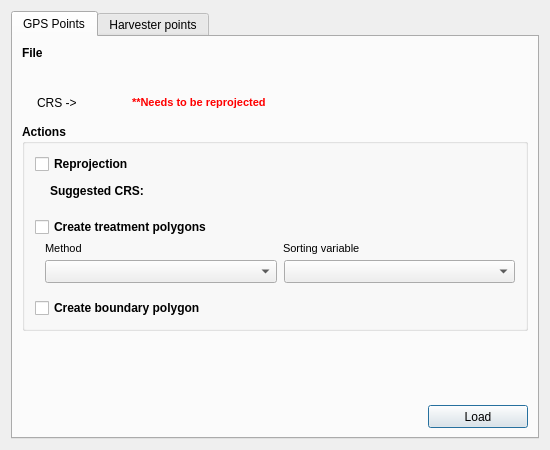
First picture: the form in gui/layer_manager/load_files.ui, repository franciscocamellon/lallemand_plant_care, before the edit.
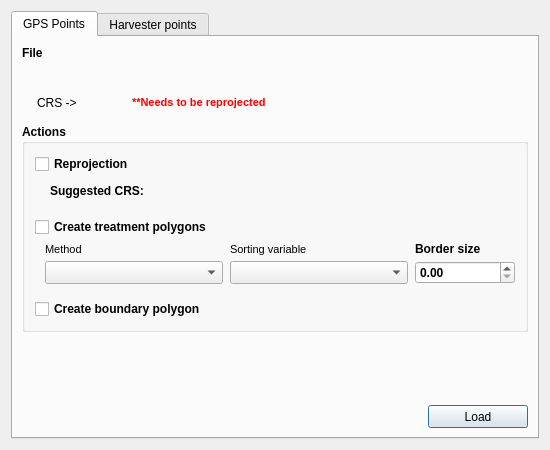
Second picture: the form after the edit. Custom widgets are drawn as their Qt base class.

The edit to the form file:
```diff
--- a/gui/layer_manager/load_files.ui
+++ b/gui/layer_manager/load_files.ui
@@ -474,6 +474,22 @@
                   </property>
                  </widget>
                 </item>
+                <item>
+                 <widget class="QLabel" name="borderSizeLabel">
+                  <property name="maximumSize">
+                   <size>
+                    <width>100</width>
+                    <height>16777215</height>
+                   </size>
+                  </property>
+                  <property name="styleSheet">
+                   <string notr="true">font: 8pt &quot;MS Shell Dlg 2&quot;</string>
+                  </property>
+                  <property name="text">
+                   <string>Border size</string>
+                  </property>
+                 </widget>
+                </item>
                </layout>
               </item>
               <item>
@@ -492,6 +508,9 @@
                     <height>23</height>
                    </size>
                   </property>
+                  <property name="styleSheet">
+                   <string notr="true">font: 8pt &quot;MS Shell Dlg 2&quot;</string>
+                  </property>
                  </widget>
                 </item>
                 <item>
@@ -502,6 +521,22 @@
                     <height>23</height>
                    </size>
                   </property>
+                  <property name="styleSheet">
+                   <string notr="true">font: 8pt &quot;MS Shell Dlg 2&quot;</string>
+                  </property>
+                 </widget>
+                </item>
+                <item>
+                 <widget class="QDoubleSpinBox" name="borderSizeSpinBox">
+                  <property name="maximumSize">
+                   <size>
+                    <width>100</width>
+                    <height>16777215</height>
+                   </size>
+                  </property>
+                  <property name="styleSheet">
+                   <string notr="true">font: 8pt &quot;MS Shell Dlg 2&quot;</string>
+                  </property>
                  </widget>
                 </item>
                </layout>
```
Left out of the diff: 19 changed lines with no effect on the pictures.
